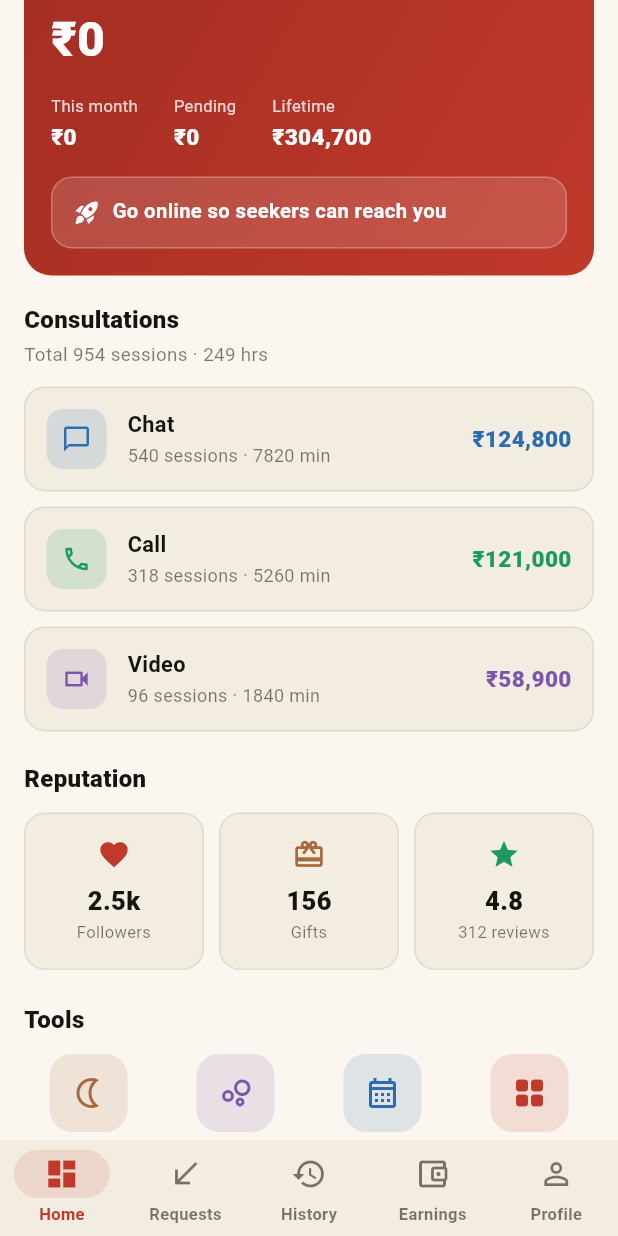
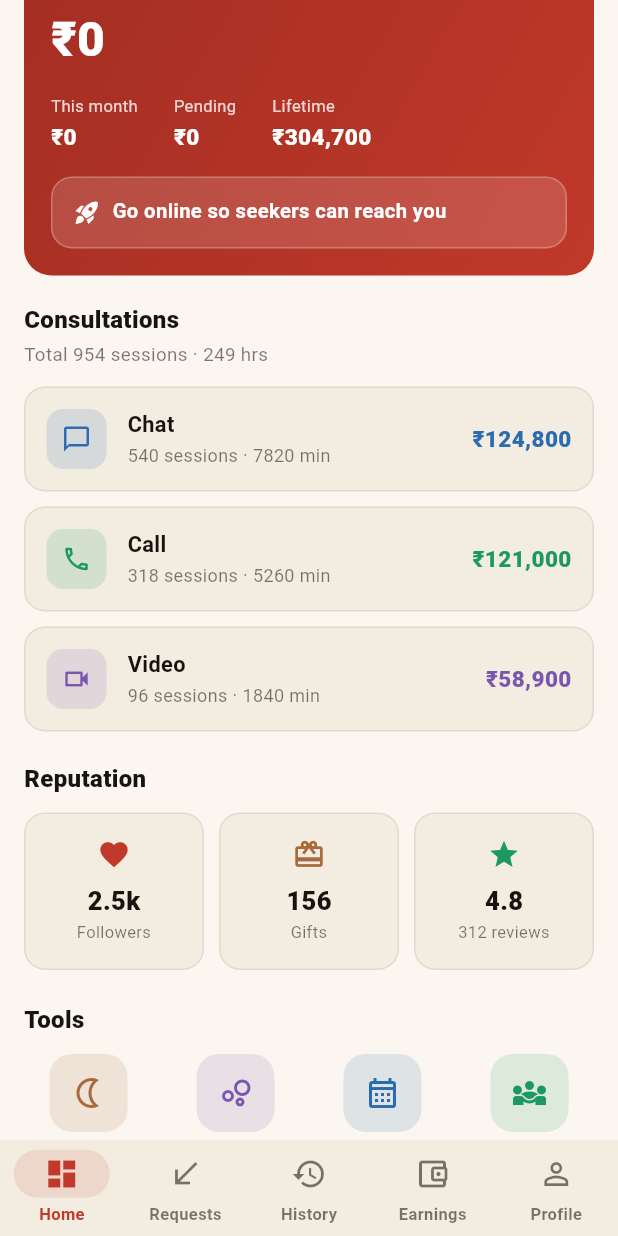
Before and after one commit to devifai-2026/rg-phase-astrologer, a Flutter app: the DashboardShell screen opened directly, scrolled down 480 dp, on a phone screen of 412 x 824 dp. Run offline on Flutter 3.47's test engine with Material 3 defaults, Android fonts, the phone set to English and light mode, and no system bars; our stand-ins replace device_info_plus, dio, firebase_analytics, firebase_core, firebase_messaging, flutter_local_notifications and 8 more; missing offline and left inert: agora_rtc_engine, flutter_callkit_incoming, no_screenshot, smart_auth; accounts and stored records are empty; network calls fail.

Commit message:
chore(astro): remove Kundli + Kundli AI+ tiles from home tools
Co-Authored-By: Claude Opus 4.8 (1M context) <noreply@anthropic.com>

```diff
--- a/lib/screens/dashboard/home_tab.dart
+++ b/lib/screens/dashboard/home_tab.dart
@@ -217,11 +217,9 @@ class _HomeTabState extends State<HomeTab> {
                 tintKey: _Tint.blue,
                 onTap: () => Navigator.of(context).push(MaterialPageRoute(builder: (_) => const PanchangScreen())),
               ),
-              _ToolTile(icon: Icons.grid_view_rounded, label: Strings.of(context).kundli, tintKey: _Tint.red),
               _ToolTile(icon: Icons.diversity_3_outlined, label: Strings.of(context).matrimony, tintKey: _Tint.green),
               _ToolTile(icon: Icons.menu_book_outlined, label: Strings.of(context).brihatKundli, tintKey: _Tint.gold),
               _ToolTile(icon: Icons.favorite_border, label: Strings.of(context).kundliMatching, tintKey: _Tint.red),
-              _ToolTile(icon: Icons.auto_awesome, label: Strings.of(context).kundliAiPlus, tintKey: _Tint.violet),
             ],
           ),
         ],
```
